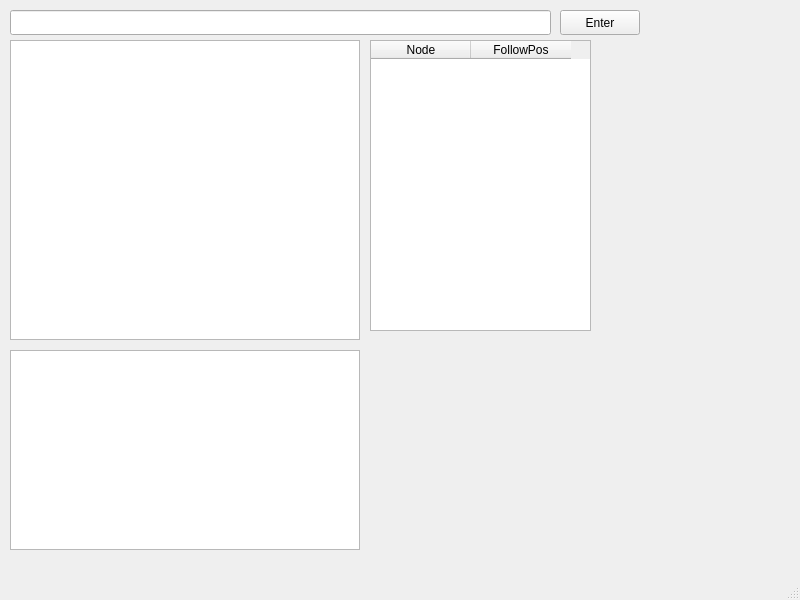
Before: the Qt Designer form mainwindow.ui in falvad01/DFA, drawn with Qt 5.
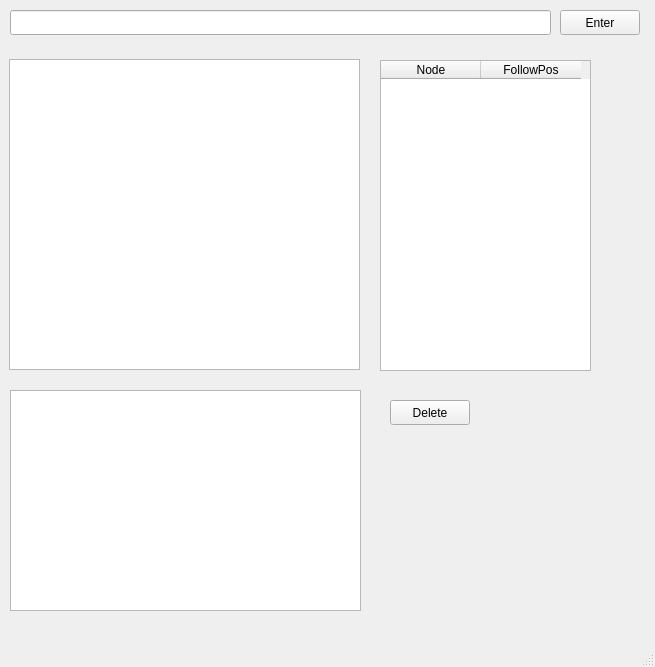
After: the same form once the commit is applied.

Commit message: Errors in the input

```diff
--- a/mainwindow.ui
+++ b/mainwindow.ui
@@ -6,8 +6,8 @@
             <rect>
                 <x>0</x>
                 <y>0</y>
-                <width>800</width>
-                <height>600</height>
+                <width>655</width>
+                <height>667</height>
             </rect>
         </property>
         <property name="windowTitle">
@@ -40,10 +40,10 @@
             <widget class="QTextBrowser" name="textEdit">
                 <property name="geometry">
                     <rect>
-                        <x>10</x>
-                        <y>40</y>
-                        <width>350</width>
-                        <height>300</height>
+                        <x>9</x>
+                        <y>59</y>
+                        <width>351</width>
+                        <height>311</height>
                     </rect>
                 </property>
             </widget>
@@ -51,24 +51,24 @@
                 <property name="geometry">
                     <rect>
                         <x>10</x>
-                        <y>350</y>
-                        <width>350</width>
-                        <height>200</height>
+                        <y>390</y>
+                        <width>351</width>
+                        <height>221</height>
                     </rect>
                 </property>
+                <property name="tabStopWidth">
+                    <number>69</number>
+                </property>
             </widget>
             <widget class="QTableWidget" name="tableWidget">
                 <property name="geometry">
                     <rect>
-                        <x>370</x>
-                        <y>40</y>
-                        <width>221</width>
-                        <height>291</height>
+                        <x>380</x>
+                        <y>60</y>
+                        <width>211</width>
+                        <height>311</height>
                     </rect>
                 </property>
-                <attribute name="horizontalHeaderVisible">
-                    <bool>true</bool>
-                </attribute>
                 <attribute name="verticalHeaderVisible">
                     <bool>false</bool>
                 </attribute>
@@ -83,6 +83,38 @@
                     </property>
                 </column>
             </widget>
+            <widget class="QLabel" name="errorLabel">
+                <property name="geometry">
+                    <rect>
+                        <x>10</x>
+                        <y>40</y>
+                        <width>541</width>
+                        <height>17</height>
+                    </rect>
+                </property>
+                <property name="font">
+                    <font>
+                        <weight>75</weight>
+                        <bold>true</bold>
+                    </font>
+                </property>
+                <property name="text">
+                    <string/>
+                </property>
+            </widget>
+            <widget class="QPushButton" name="pushButton">
+                <property name="geometry">
+                    <rect>
+                        <x>390</x>
+                        <y>400</y>
+                        <width>80</width>
+                        <height>25</height>
+                    </rect>
+                </property>
+                <property name="text">
+                    <string>Delete</string>
+                </property>
+            </widget>
         </widget>
         <widget class="QMenuBar" name="menubar">
             <property name="geometry">
```
Left out of the diff: 2 changed lines with no effect on the pictures. The commit also changes 2 other files.
